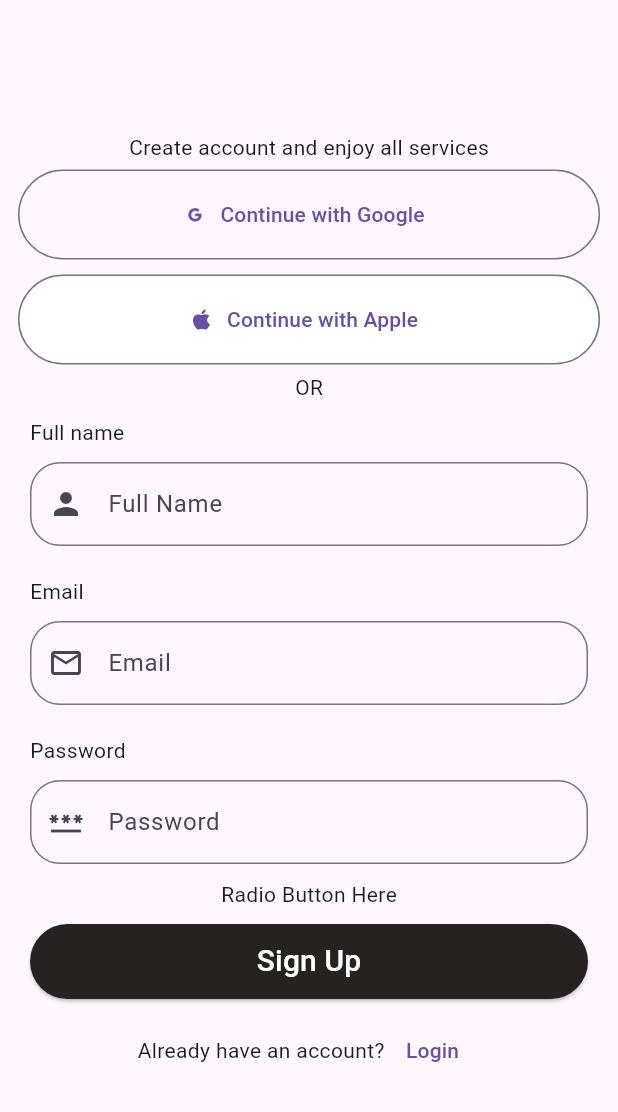
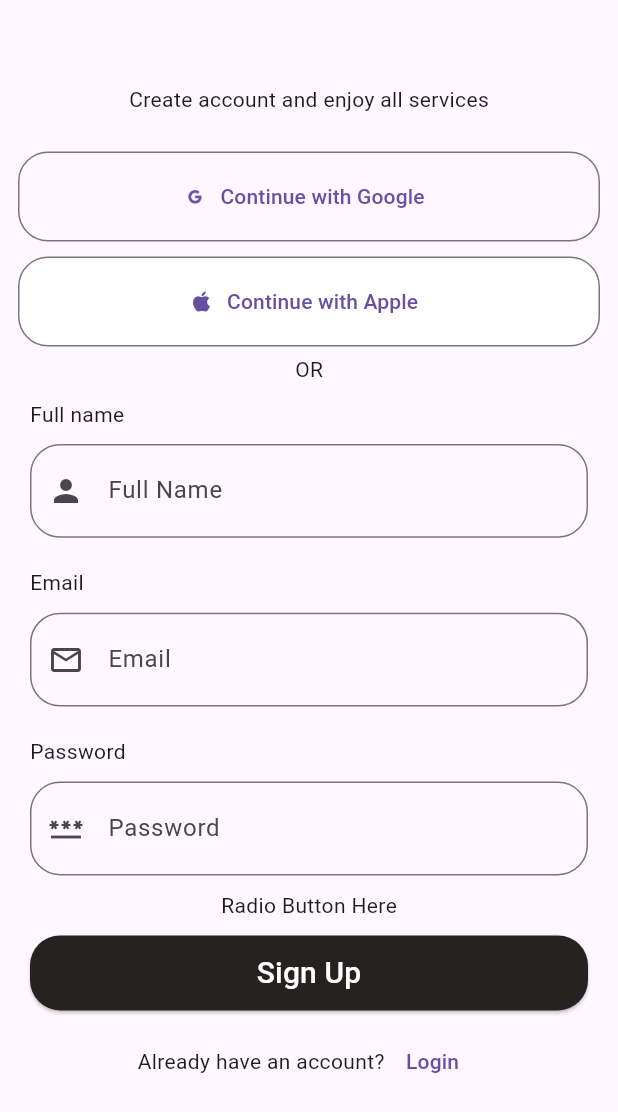
Before and after one commit to 0xIfeoluwa/Yars_app, a Flutter app: the CreateAccountScreen screen opened by its route, on a phone screen of 412 x 824 dp. Shown: the top 1112 px of the screen. Run offline on Flutter 3.47's test engine with Material 3 defaults, Android fonts, the phone set to English and light mode, and no system bars; our stand-ins replace go_router, smooth_page_indicator.

Commit message:
BorderRadius

```diff
--- a/lib/screens/create_account_screen.dart
+++ b/lib/screens/create_account_screen.dart
@@ -1,6 +1,6 @@
 import 'package:flutter/material.dart';
-import 'package:yars_app/widgets/custom_buttin_icon.dart';
 import 'package:yars_app/widgets/custom_button.dart';
+import 'package:yars_app/widgets/custom_button_icon.dart';
 import 'package:yars_app/widgets/textfield_widget.dart';
 
 class CreateAccountScreen extends StatefulWidget {
@@ -14,10 +14,15 @@ class _CreateAccountScreenState extends State<CreateAccountScreen> {
   @override
   Widget build(BuildContext context) {
     return Scaffold(
-      body: Column(
+      appBar: AppBar(),
+      body: SingleChildScrollView(
+        child: Column(
           mainAxisAlignment: MainAxisAlignment.end,
           children: [
             const Text('Create account and enjoy all services'),
+            const SizedBox(
+              height: 20,
+            ),
             Padding(
               padding: const EdgeInsets.symmetric(horizontal: 12, vertical: 5),
               child: SizedBox(
@@ -29,6 +34,11 @@ class _CreateAccountScreenState extends State<CreateAccountScreen> {
                   ),
                   label: const Text('Continue with Google'),
                   onPressed: () {},
+                  style: OutlinedButton.styleFrom(
+                    shape: RoundedRectangleBorder(
+                      borderRadius: BorderRadius.circular(20),
+                    ),
+                  ),
                 ),
               ),
             ),
@@ -46,11 +56,13 @@ class _CreateAccountScreenState extends State<CreateAccountScreen> {
               icon: Icons.email_outlined,
               labelText: 'Email',
               text: 'Email',
+              keyboardType: TextInputType.emailAddress,
             ),
             const TextfieldWidget(
               icon: Icons.password,
               labelText: 'Password',
               text: 'Password',
+              keyboardType: TextInputType.visiblePassword,
             ),
             const Text("Radio Button Here"),
             CustomButton(onPressed: () {}, text: 'Sign Up'),
@@ -69,6 +81,7 @@ class _CreateAccountScreenState extends State<CreateAccountScreen> {
             )
           ],
         ),
+      ),
     );
   }
 }
--- a/lib/widgets/custom_button.dart
+++ b/lib/widgets/custom_button.dart
@@ -24,10 +24,12 @@ class CustomButton extends StatelessWidget {
           height: 50,
           child: ElevatedButton(
             onPressed: onPressed,
-            style: const ButtonStyle(
-              backgroundColor:
-                  WidgetStatePropertyAll(Color.fromARGB(255, 39, 34, 34)),
-              foregroundColor: WidgetStatePropertyAll(Colors.white),
+            style: ElevatedButton.styleFrom(
+              backgroundColor: const Color.fromARGB(255, 39, 34, 34),
+              foregroundColor: Colors.white,
+              shape: RoundedRectangleBorder(
+                borderRadius: BorderRadius.circular(20),
+              ),
             ),
             child: Text(
               text,
--- a/lib/widgets/custom_buttin_icon.dart
+++ b/lib/widgets/custom_button_icon.dart
@@ -15,15 +15,21 @@ class CustomButtonIconWidget extends StatelessWidget {
   Widget build(BuildContext context) {
     return Padding(
       padding: const EdgeInsets.symmetric(horizontal: 12, vertical: 5),
-      child: SizedBox(
+      child: Container(
         width: MediaQuery.of(context).size.width,
         height: 60,
+        decoration: BoxDecoration(
+          borderRadius: BorderRadius.circular(20),
+        ),
         child: OutlinedButton.icon(
           onPressed: () {},
           label: Text(text),
           icon: Icon(icon),
-          style: ButtonStyle(
-            backgroundColor: WidgetStatePropertyAll(bColor),
+          style: OutlinedButton.styleFrom(
+            backgroundColor: bColor,
+            shape: RoundedRectangleBorder(
+              borderRadius: BorderRadius.circular(20),
+            ),
           ),
         ),
       ),
--- a/lib/widgets/textfield_widget.dart
+++ b/lib/widgets/textfield_widget.dart
@@ -6,10 +6,14 @@ class TextfieldWidget extends StatelessWidget {
     required this.icon,
     required this.labelText,
     required this.text,
+    this.keyboardType = TextInputType.text,
+    this.suffixIcon,
   });
   final String text;
   final String labelText;
   final IconData icon;
+  final TextInputType? keyboardType;
+  final IconData? suffixIcon;
 
   @override
   Widget build(BuildContext context) {
@@ -26,8 +30,10 @@ class TextfieldWidget extends StatelessWidget {
             height: 10,
           ),
           TextField(
+            keyboardType: keyboardType,
             decoration: InputDecoration(
               prefixIcon: Icon(icon),
+              suffix: Icon(suffixIcon),
               labelText: labelText,
               border: OutlineInputBorder(
                 borderRadius: BorderRadius.circular(20),
```
Lines whose indentation alone changed are shown as unchanged.
